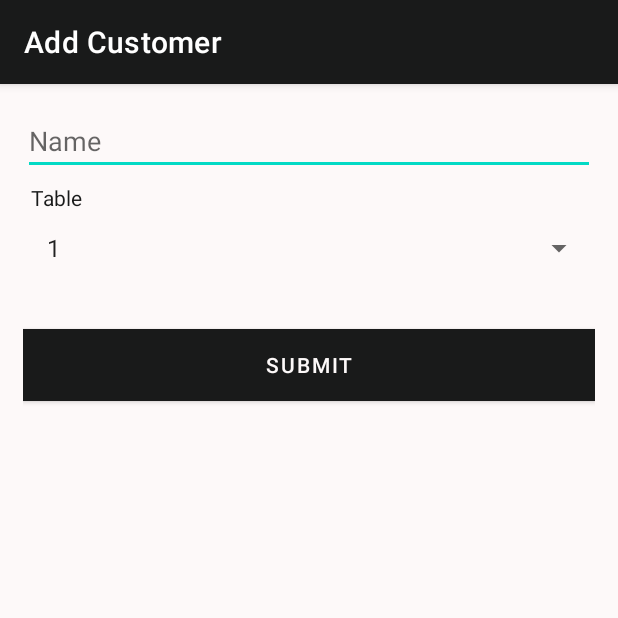
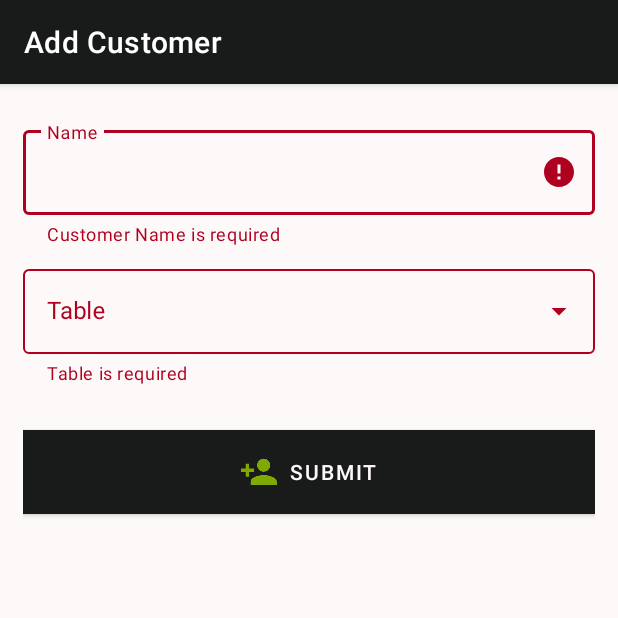
Before and after one commit to mlph-ccaponpon/android-table-reservation, an Android app: the AddCustomerActivity screen opened directly, with no data from a screen before it, after a tap on "SUBMIT", on a phone screen of 412 x 824 dp, the top half of it. Run offline under Robolectric (Android 15) with nearby library versions, the phone set to English and light mode, and no system bars; our stand-ins replace Room's generated code, RxJava.

Commit message:
Modify UI and form validations for adding customer

```diff
--- a/app/src/main/java/com/example/tablereservation/activity/AddCustomerActivity.kt
+++ b/app/src/main/java/com/example/tablereservation/activity/AddCustomerActivity.kt
@@ -5,6 +5,8 @@ import android.content.Context
 import android.content.Intent
 import androidx.appcompat.app.AppCompatActivity
 import android.os.Bundle
+import android.text.Editable
+import android.text.TextWatcher
 import android.view.View
 import android.view.inputmethod.InputMethodManager
 import android.widget.*
@@ -12,17 +14,22 @@ import com.example.tablereservation.R
 import com.example.tablereservation.database.AppDatabase
 import com.example.tablereservation.model.Customer
 import com.example.tablereservation.model.Table
+import com.google.android.material.textfield.TextInputEditText
+import com.google.android.material.textfield.TextInputLayout
 import io.reactivex.Observable
 import io.reactivex.android.schedulers.AndroidSchedulers
 import io.reactivex.schedulers.Schedulers
 
 class AddCustomerActivity : AppCompatActivity() {
-    lateinit var customerName: EditText
-    lateinit var tableSpinner: Spinner
+    lateinit var customerNameInputLayout: TextInputLayout
+    lateinit var customerName: TextInputEditText
+    lateinit var tableInputLayout: TextInputLayout
+    lateinit var tableDropdown: AutoCompleteTextView
     lateinit var submitButton: Button
     lateinit var appDatabase: AppDatabase
 
     private var tableCustomerCount: Int = 0
+    private var isSubmitted: Boolean = false
 
     override fun onCreate(savedInstanceState: Bundle?) {
         super.onCreate(savedInstanceState)
@@ -35,33 +42,48 @@ class AddCustomerActivity : AppCompatActivity() {
 
     private fun initAddCustomerForm(){
         initCustomerName()
-        initTableSpinner()
+        initTableDropdown()
         initSubmitButton()
     }
 
     private fun initCustomerName(){
+        customerNameInputLayout = findViewById(R.id.customer_name_layout)
         customerName = findViewById(R.id.customer_name)
+
+        customerName.addTextChangedListener(object: TextWatcher{
+            override fun afterTextChanged(s: Editable?) {}
+            override fun beforeTextChanged(c: CharSequence?, start: Int, count: Int, after: Int) {}
+            override fun onTextChanged(c: CharSequence?, start: Int, before: Int, count: Int) {
+                validateCustomerName()
+            }
+
+        })
     }
 
-    private fun initTableSpinner(){
+    private fun initTableDropdown(){
         val tableOptions = arrayOf(1, 2, 3, 4)
 
-        tableSpinner = findViewById(R.id.table_spinner)
-        tableSpinner.adapter = ArrayAdapter<Int>(this, android.R.layout.simple_list_item_1,tableOptions)
-        tableSpinner.onItemSelectedListener = object : AdapterView.OnItemSelectedListener{
-            override fun onNothingSelected(adapterView: AdapterView<*>?) {
-                //TODO
+        tableInputLayout = findViewById(R.id.customer_table_layout)
+        tableDropdown = findViewById(R.id.customer_table_dropdown)
+
+        tableDropdown.setAdapter(ArrayAdapter<Int>(this, R.layout.table_dropdown_item,tableOptions))
+        tableDropdown.addTextChangedListener(object: TextWatcher{
+            override fun afterTextChanged(s: Editable?) {}
+            override fun beforeTextChanged(c: CharSequence?, start: Int, count: Int, after: Int) {}
+            override fun onTextChanged(c: CharSequence?, start: Int, before: Int, count: Int) {
+                validateTable(false)
             }
+        })
+        tableDropdown.setOnClickListener {
+            closeKeyBoard()
+        }
 
-            override fun onItemSelected(adapterView: AdapterView<*>?, view: View?, position: Int, id: Long) {
-                //TODO
-            }
-        }
     }
 
     private fun initSubmitButton(){
         submitButton = findViewById(R.id.add_customer_submit)
         submitButton.setOnClickListener(View.OnClickListener {
+            isSubmitted = true
             closeKeyBoard()
             validateAddCustomerForm()
         })
@@ -77,29 +99,47 @@ class AddCustomerActivity : AppCompatActivity() {
 
     @SuppressLint("CheckResult")
     private fun validateAddCustomerForm() {
+        validateCustomerName()
+        validateTable(true)
+    }
+
+    private fun validateCustomerName() {
         if(customerName.text.isNullOrBlank()) {
-            val customerNameRequired = Toast.makeText(this, getString(R.string.add_customer_name_req), Toast.LENGTH_LONG)
-            customerNameRequired.show()
+            customerNameInputLayout.error = getString(R.string.add_customer_name_req)
         } else {
+            customerNameInputLayout.isErrorEnabled = false
+        }
+    }
+
+    @SuppressLint("CheckResult")
+    private fun validateTable(isSubmitForm: Boolean) {
+        if(tableDropdown.text.isNullOrBlank()) {
+            tableInputLayout.error = getString(R.string.add_customer_table_req)
+        } else {
+            tableInputLayout.isErrorEnabled = false
+
             Observable.fromCallable {
-                tableCustomerCount = appDatabase.customerDao().getCustomerCountByTable(tableSpinner.selectedItem as Int)
+                tableCustomerCount = appDatabase.customerDao().getCustomerCountByTable(tableDropdown.text.toString().toInt())
             }.subscribeOn(Schedulers.io())
                 .observeOn(AndroidSchedulers.mainThread())
                 .subscribe{
                     if(tableCustomerCount < Table.TABLE_CUSTOMER_MAX) {
-                        saveCustomer()
+                        tableInputLayout.isErrorEnabled = false
+                        if(isSubmitForm) {
+                            saveCustomer()
+                        }
                     } else {
-                        val tableFull = Toast.makeText(this, getString(R.string.add_customer_table_full), Toast.LENGTH_LONG)
-                        tableFull.show()
+                        tableInputLayout.error = getString(R.string.add_customer_table_full)
                     }
                 }
         }
     }
 
+
     @SuppressLint("CheckResult")
     private fun saveCustomer() {
         Observable.fromCallable {
-            var customer = Customer(0, customerName.text.toString(), tableSpinner.selectedItem as Int)
+            var customer = Customer(0, customerName.text.toString(), tableDropdown.text.toString().toInt())
             appDatabase.customerDao().saveCustomer(customer)
         }.subscribeOn(Schedulers.io())
             .observeOn(AndroidSchedulers.mainThread())
--- a/app/src/main/java/com/example/tablereservation/adapter/CustomerAdapter.kt
+++ b/app/src/main/java/com/example/tablereservation/adapter/CustomerAdapter.kt
@@ -7,7 +7,7 @@ import android.view.ViewGroup
 import androidx.recyclerview.widget.RecyclerView
 import com.example.tablereservation.R
 import com.example.tablereservation.model.Customer
-import kotlinx.android.synthetic.main.customer_list_item.view.*
+import kotlinx.android.synthetic.main.activity_customer_list_item.view.*
 
 class CustomerAdapter(customerList: List<Customer>, context: Context) : RecyclerView.Adapter<CustomerAdapter.ViewHolder> () {
     var customerList = customerList
@@ -18,7 +18,7 @@ class CustomerAdapter(customerList: List<Customer>, context: Context) : Recycler
     }
 
     override fun onCreateViewHolder(parent: ViewGroup, viewType: Int): ViewHolder {
-        return ViewHolder(LayoutInflater.from(context).inflate(R.layout.customer_list_item,parent,false))
+        return ViewHolder(LayoutInflater.from(context).inflate(R.layout.activity_customer_list_item,parent,false))
     }
 
     override fun getItemCount(): Int {
--- a/app/src/main/java/com/example/tablereservation/adapter/TableAdapter.kt
+++ b/app/src/main/java/com/example/tablereservation/adapter/TableAdapter.kt
@@ -11,7 +11,7 @@ import com.example.tablereservation.model.Table
 
 class TableAdapter(var context: Context, var tableList: ArrayList<Table>) : BaseAdapter() {
     override fun getView(position: Int, view: View?, viewGroup: ViewGroup?): View {
-        var tableView = View.inflate(context, R.layout.table_grid_item, null)
+        var tableView = View.inflate(context, R.layout.activity_main_grid_item, null)
         var tableId: TextView = tableView.findViewById(R.id.table_id)
         var tableIcon: ImageView = tableView.findViewById(R.id.table_icon)
         var table: Table = tableList[position]
--- a/app/src/main/res/layout/activity_add_customer.xml
+++ b/app/src/main/res/layout/activity_add_customer.xml
@@ -10,39 +10,52 @@
     tools:context=".activity.AddCustomerActivity"
     android:background="@color/primary_bg_color">
 
-    <EditText
-        android:id="@+id/customer_name"
+    <com.google.android.material.textfield.TextInputLayout
+        android:id="@+id/customer_name_layout"
         android:layout_width="match_parent"
         android:layout_height="wrap_content"
-        android:autofillHints="@string/customer_name"
-        android:ems="10"
         android:hint="@string/customer_name"
-        android:inputType="textPersonName" />
+        app:endIconMode="clear_text"
+        style="@style/Widget.MaterialComponents.TextInputLayout.OutlinedBox"
+        android:layout_marginTop="10dp">
+        <com.google.android.material.textfield.TextInputEditText
+            android:id="@+id/customer_name"
+            android:layout_width="match_parent"
+            android:layout_height="wrap_content"
+            android:inputType="textCapWords"/>
+    </com.google.android.material.textfield.TextInputLayout>
 
-    <TextView
-        android:id="@+id/table_label"
+    <com.google.android.material.textfield.TextInputLayout
+        android:id="@+id/customer_table_layout"
         android:layout_width="match_parent"
         android:layout_height="wrap_content"
-        android:layout_marginStart="5dp"
-        android:layout_marginLeft="5dp"
-        android:layout_marginTop="5dp"
-        android:text="@string/customer_table"
-        android:textColor="@color/colorPrimary"/>
+        android:hint="@string/customer_table"
+        app:endIconMode="dropdown_menu"
+        style="@style/Widget.MaterialComponents.TextInputLayout.OutlinedBox.ExposedDropdownMenu"
+        android:layout_marginTop="10dp">
+        <AutoCompleteTextView
+            android:id="@+id/customer_table_dropdown"
+            android:layout_width="match_parent"
+            android:layout_height="wrap_content"
+            android:editable="false"
+            tools:ignore="Deprecated"/>
+    </com.google.android.material.textfield.TextInputLayout>
 
-    <Spinner
-        android:id="@+id/table_spinner"
-        android:layout_width="match_parent"
-        android:layout_height="wrap_content"
-        android:contentDescription="@string/customer_name" />
-
-    <Button
+    <com.google.android.material.button.MaterialButton
         android:id="@+id/add_customer_submit"
         android:layout_width="match_parent"
         android:layout_height="wrap_content"
         android:layout_marginTop="30dp"
         android:text="@string/submit"
         android:background="@color/colorPrimary"
-        android:textColor="@color/primary_bg_color" />
+        android:textColor="@color/primary_bg_color"
+        app:icon="@drawable/ic_add_customer"
+        app:iconGravity="textStart"
+        app:iconTint="@android:color/holo_green_light"
+        android:paddingLeft="5dp"
+        android:paddingTop="10dp"
+        android:paddingRight="5dp"
+        android:paddingBottom="10dp"/>
 
 
 </LinearLayout>
--- a/app/src/main/res/layout/activity_main.xml
+++ b/app/src/main/res/layout/activity_main.xml
@@ -41,7 +41,6 @@
             android:paddingBottom="10dp"
             android:text="@string/add_customer"
             android:textColor="@color/primary_bg_color"
-            android:textSize="14sp"
             app:icon="@drawable/ic_add_customer"
             app:iconGravity="textStart"
             app:iconTint="@android:color/holo_green_light" />
--- /dev/null
+++ b/app/src/main/res/layout/table_dropdown_item.xml
@@ -0,0 +1,10 @@
+<?xml version="1.0" encoding="utf-8"?>
+<TextView xmlns:android="http://schemas.android.com/apk/res/android"
+    android:layout_width="match_parent"
+    android:layout_height="wrap_content"
+    android:padding="15dp"
+    android:maxLines="1"
+    android:text="@string/customer_table"
+    android:textAppearance="?attr/textAppearanceSubtitle1">
+
+</TextView>
--- a/app/src/main/res/values/strings.xml
+++ b/app/src/main/res/values/strings.xml
@@ -17,6 +17,7 @@
     <string name="add_customer_success">Successfully added customer! Table has been occupied by %d pax</string>
     <string name="add_customer_table_full">Sorry, this table is already full</string>
     <string name="add_customer_name_req">Customer Name is required</string>
+    <string name="add_customer_table_req">Table is required</string>
 
     <!-- Customer List Activity -->
     <string name="no_customer">No Customer</string>
```
Also changed, not shown: app/src/main/res/layout/activity_customer_list_item.xml (renamed from app/src/main/res/layout/customer_list_item.xml), app/src/main/res/layout/activity_main_grid_item.xml (renamed from app/src/main/res/layout/table_grid_item.xml).
